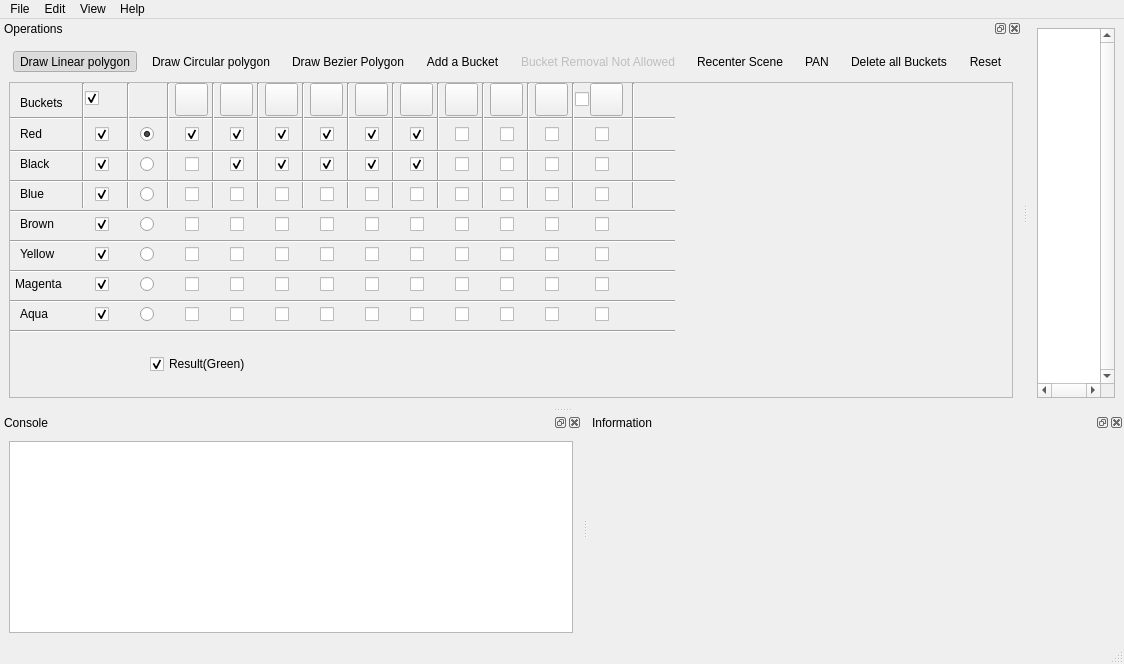
CGAL/cgal, file Boolean_set_operations_2/demo/Boolean_set_operations_2/UiFiles/Boolean_set_operations_2.ui: the form before one commit.
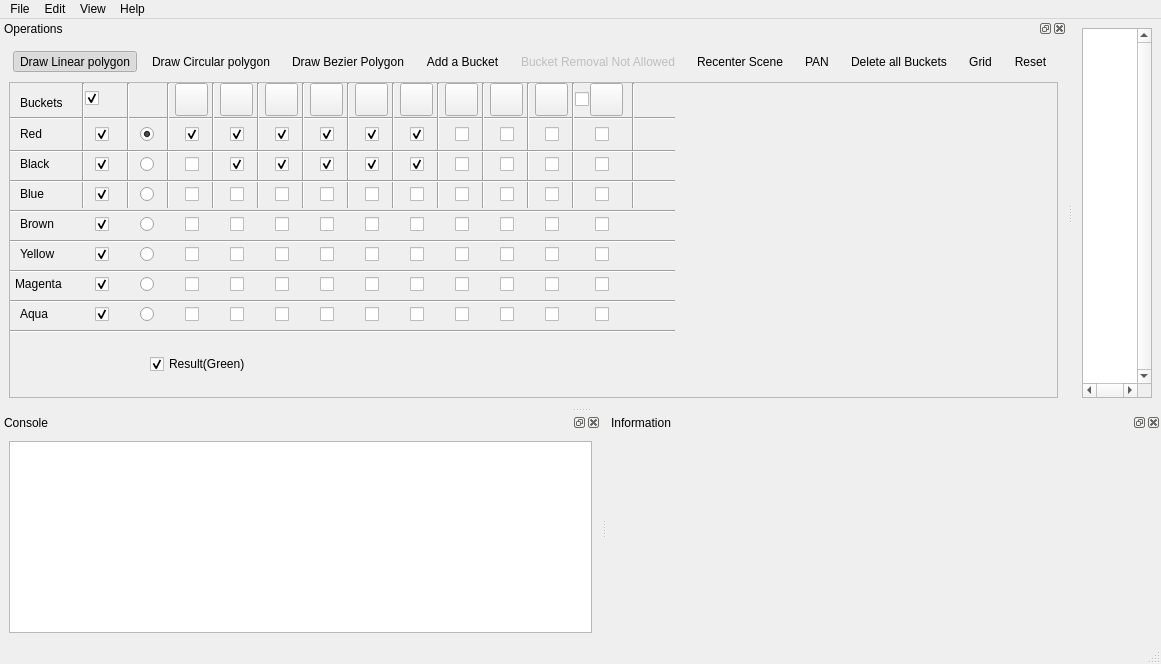
The form after the commit. Icons and pictures are not drawn.

What changed in the file:
```diff
--- a/Boolean_set_operations_2/demo/Boolean_set_operations_2/UiFiles/Boolean_set_operations_2.ui
+++ b/Boolean_set_operations_2/demo/Boolean_set_operations_2/UiFiles/Boolean_set_operations_2.ui
@@ -294,6 +294,17 @@
            <addaction name="actionDeleteAll"/>
           </widget>
         </item>
+        <item>
+          <widget class="QToolBar" name="OperationsToolBar21">
+           <attribute name="toolBarArea" >
+            <enum>TopToolBarArea</enum>
+           </attribute>
+           <attribute name="toolBarBreak" >
+            <bool>false</bool>
+           </attribute>
+           <addaction name="actionGrid"/>
+          </widget>
+        </item>
         <item>
           <widget class="QToolBar" name="OperationsToolBar33">
            <attribute name="toolBarArea" >
@@ -3136,6 +3147,18 @@
     <string>Delete all Buckets</string>
    </property>
   </action>
+  <action name="actionGrid" >
+   <property name="icon" >
+    <iconset resource="boolean_operations_2.qrc" >
+     <normaloff>:/cgal/icons/resources/demo_snapgrid.xpm</normaloff>:/cgal/icons/resources/demo_snapgrid.xpm</iconset>
+   </property>
+   <property name="text" >
+    <string>&amp;Grid</string>
+   </property>
+   <property name="shortcut">
+    <string>Ctrl+Shift+G</string>
+   </property>
+  </action>
   <action name="actionNew" >
    <property name="icon" >
     <iconset resource="boolean_operations_2.qrc" >
```
